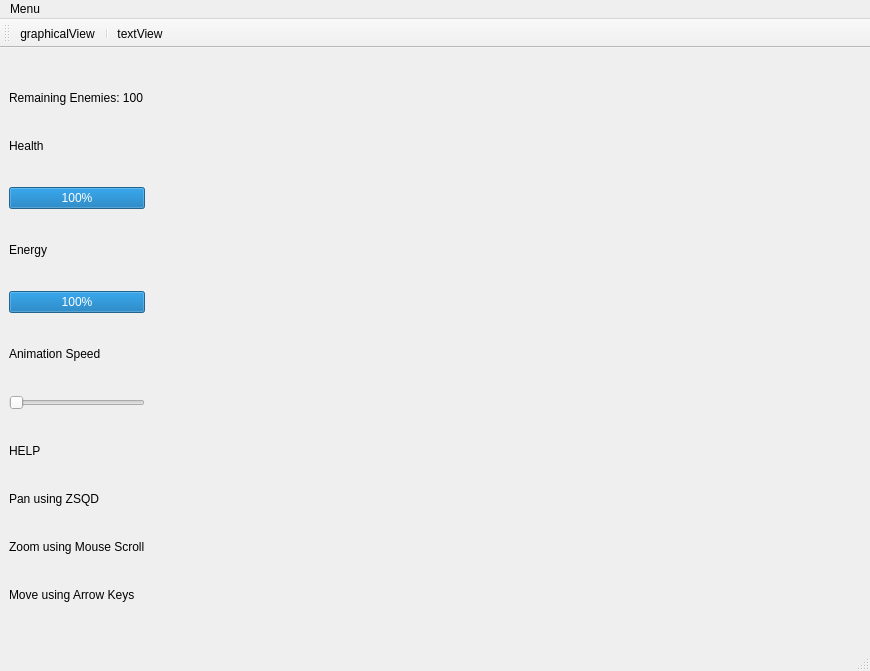
Before: the Qt Designer form mainwindow.ui in Stalpaard/MediaProcessingGame, drawn with Qt 5.
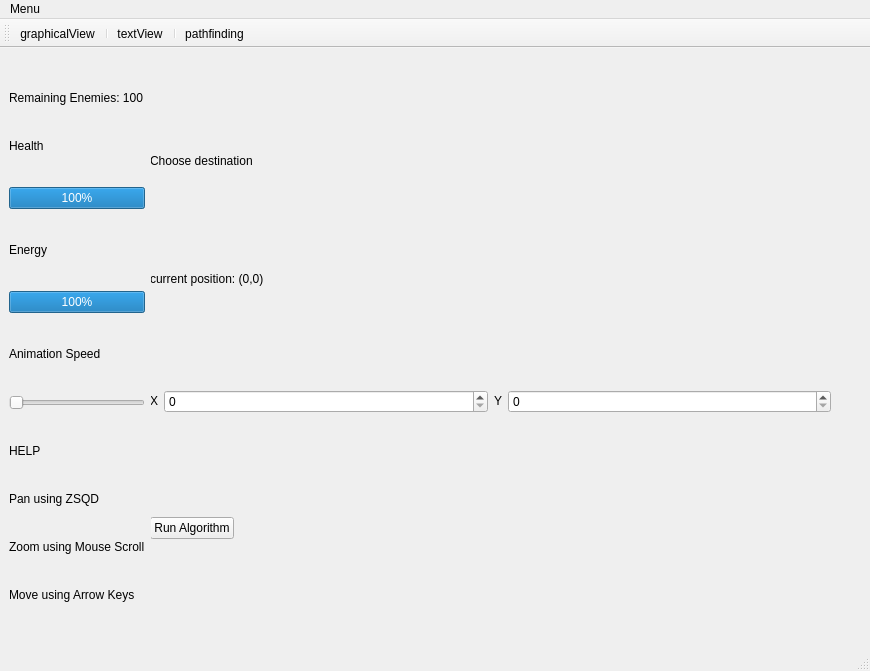
After: the same form once the commit is applied. The open tabs and pages were chosen to show the change.

Commit message: Changed tuples to pairs / Added pathfinding stuff to ModelWorld

```diff
--- a/mainwindow.ui
+++ b/mainwindow.ui
@@ -317,6 +317,107 @@
            <verstretch>0</verstretch>
           </sizepolicy>
          </property>
+         <widget class="QWidget" name="verticalLayoutWidget">
+          <property name="geometry">
+           <rect>
+            <x>-1</x>
+            <y>-1</y>
+            <width>681</width>
+            <height>581</height>
+           </rect>
+          </property>
+          <layout class="QVBoxLayout" name="verticalLayout">
+           <item>
+            <widget class="QLabel" name="destinationLabel">
+             <property name="sizePolicy">
+              <sizepolicy hsizetype="Maximum" vsizetype="Maximum">
+               <horstretch>0</horstretch>
+               <verstretch>0</verstretch>
+              </sizepolicy>
+             </property>
+             <property name="text">
+              <string>Choose destination</string>
+             </property>
+            </widget>
+           </item>
+           <item>
+            <widget class="QLabel" name="positionLabel">
+             <property name="sizePolicy">
+              <sizepolicy hsizetype="Maximum" vsizetype="Maximum">
+               <horstretch>0</horstretch>
+               <verstretch>0</verstretch>
+              </sizepolicy>
+             </property>
+             <property name="text">
+              <string>current position: (0,0)</string>
+             </property>
+            </widget>
+           </item>
+           <item>
+            <layout class="QHBoxLayout" name="horizontalLayout_2">
+             <item>
+              <widget class="QLabel" name="xLabel">
+               <property name="sizePolicy">
+                <sizepolicy hsizetype="Maximum" vsizetype="Maximum">
+                 <horstretch>0</horstretch>
+                 <verstretch>0</verstretch>
+                </sizepolicy>
+               </property>
+               <property name="text">
+                <string>X</string>
+               </property>
+              </widget>
+             </item>
+             <item>
+              <widget class="QSpinBox" name="xSpinBox">
+               <property name="sizePolicy">
+                <sizepolicy hsizetype="Expanding" vsizetype="Maximum">
+                 <horstretch>0</horstretch>
+                 <verstretch>0</verstretch>
+                </sizepolicy>
+               </property>
+              </widget>
+             </item>
+             <item>
+              <widget class="QLabel" name="yLabel">
+               <property name="sizePolicy">
+                <sizepolicy hsizetype="Maximum" vsizetype="Maximum">
+                 <horstretch>0</horstretch>
+                 <verstretch>0</verstretch>
+                </sizepolicy>
+               </property>
+               <property name="text">
+                <string>Y</string>
+               </property>
+              </widget>
+             </item>
+             <item>
+              <widget class="QSpinBox" name="ySpinBox">
+               <property name="sizePolicy">
+                <sizepolicy hsizetype="Expanding" vsizetype="Maximum">
+                 <horstretch>0</horstretch>
+                 <verstretch>0</verstretch>
+                </sizepolicy>
+               </property>
+              </widget>
+             </item>
+            </layout>
+           </item>
+           <item>
+            <widget class="QPushButton" name="pushButton">
+             <property name="sizePolicy">
+              <sizepolicy hsizetype="Maximum" vsizetype="Maximum">
+               <horstretch>0</horstretch>
+               <verstretch>0</verstretch>
+              </sizepolicy>
+             </property>
+             <property name="text">
+              <string>Run Algorithm</string>
+             </property>
+            </widget>
+           </item>
+          </layout>
+         </widget>
         </widget>
        </widget>
       </item>
@@ -356,6 +457,8 @@
    <addaction name="actiongraphicalView"/>
    <addaction name="separator"/>
    <addaction name="actiontextView"/>
+   <addaction name="separator"/>
+   <addaction name="actionPathFinding"/>
   </widget>
   <action name="actionOpen_world">
    <property name="text">
@@ -377,6 +480,11 @@
     <string>textView</string>
    </property>
   </action>
+  <action name="actionPathFinding">
+   <property name="text">
+    <string>pathfinding</string>
+   </property>
+  </action>
  </widget>
  <resources/>
  <connections/>
```
Left out of the diff: 4 changed lines with no effect on the pictures. The commit also changes 10 other files.
